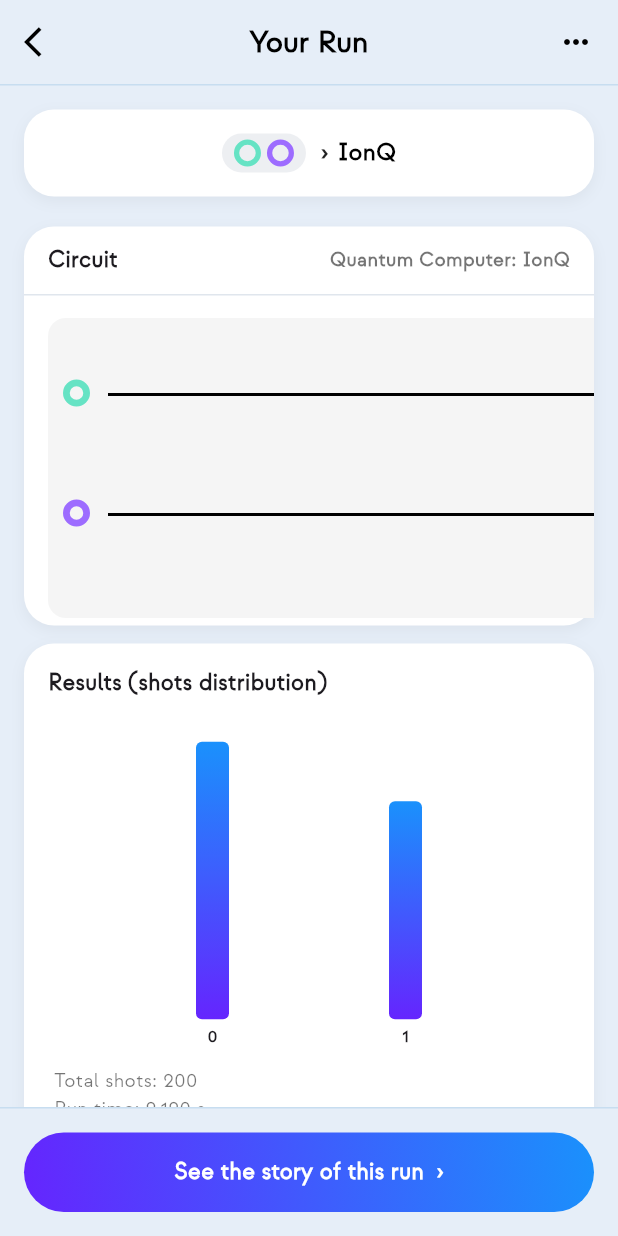
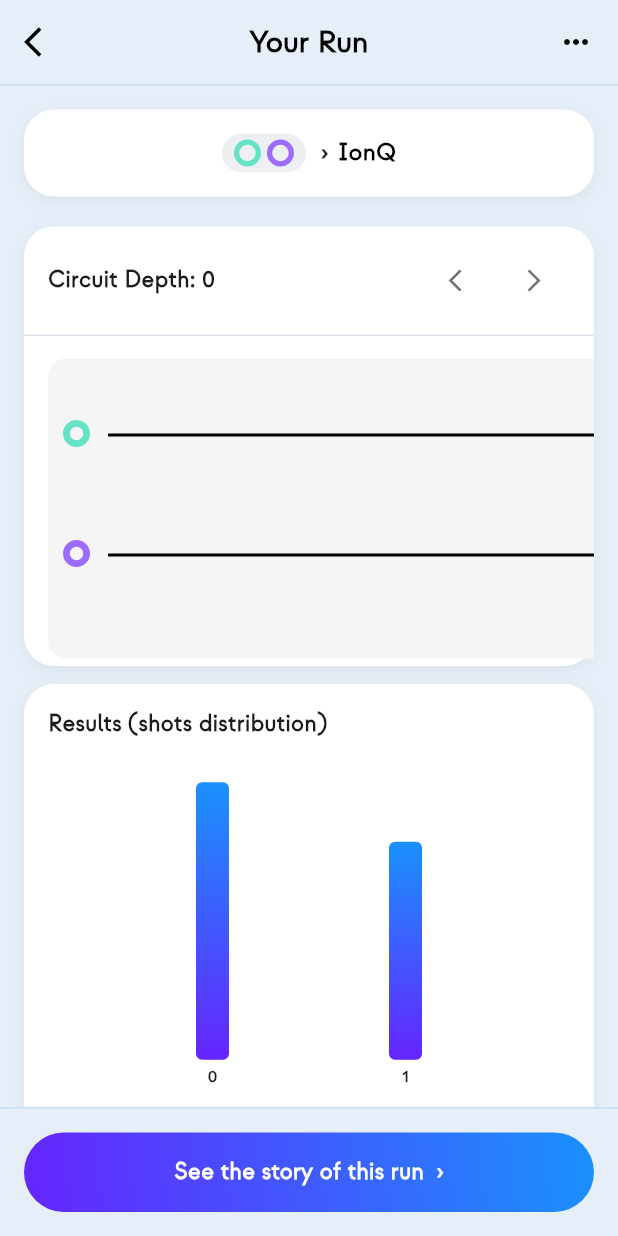
Before and after one commit to Qubi-App-Dev-Team/Qubi-Mobile-App, a Flutter app: the CircuitSection widget shown alone on an empty page, opened directly, after a tap on "Read Report", on a phone screen of 412 x 824 dp. Run offline on Flutter 3.47's test engine with Material 3 defaults, Android fonts, the phone set to English and light mode, and no system bars; drawn by our look-alikes of fl_chart; our stand-ins replace cloud_firestore, firebase_auth, firebase_core, flutter_dotenv, flutter_svg, youtube_player_flutter; missing offline and left inert: firebase_ui_auth, firebase_ui_oauth_google; accounts and stored records are empty; statements that could not run were skipped.

Commit message:
arrows for scrolling and depth and small frontend updates

```diff
--- a/qubi_app/lib/pages/home/components/circuit_section.dart
+++ b/qubi_app/lib/pages/home/components/circuit_section.dart
@@ -177,7 +177,7 @@ class _CircuitSectionState extends State<CircuitSection> {
             top: 10,
             bottom: 5,
           ),
-          child: const Row(
+          child: Row(
             mainAxisAlignment: MainAxisAlignment.spaceBetween,
             children: [
               Text(
@@ -188,10 +188,32 @@ class _CircuitSectionState extends State<CircuitSection> {
                   color: Colors.black,
                 ),
               ),
-              // Text(
-              //   'View all >',
-              //   style: TextStyle(fontSize: 15, color: Colors.black54),
-              // ),
+              Row(
+                children: [
+                  IconButton( // back scroll button
+                    icon: const Icon(Icons.arrow_back_ios, size: 18, color: Colors.black54),
+                    onPressed: () {
+                      final double newOffset = _scrollController.offset - 100;
+                      _scrollController.animateTo(
+                        newOffset.clamp(0, _scrollController.position.maxScrollExtent),
+                        duration: const Duration(milliseconds: 300),
+                        curve: Curves.easeInOut,
+                      );
+                    },
+                  ),
+                  IconButton( // forward scroll button
+                    icon: const Icon(Icons.arrow_forward_ios, size: 18, color: Colors.black54),
+                    onPressed: () {
+                      final double newOffset = _scrollController.offset + 100;
+                      _scrollController.animateTo(
+                        newOffset.clamp(0, _scrollController.position.maxScrollExtent),
+                        duration: const Duration(milliseconds: 300),
+                        curve: Curves.easeInOut,
+                      );
+                    },
+                  )
+                ]
+              )
             ],
           ),
         ),
@@ -215,20 +237,13 @@ class _CircuitSectionState extends State<CircuitSection> {
 
             return SizedBox (
               width: double.infinity,
-              child: Scrollbar(
-                controller: _scrollController,
-                thumbVisibility: circuitDepth <= 5 ? false : true,
-                thickness: 4,
-                radius: Radius.circular(8),
-                interactive: true,
-                child: SingleChildScrollView(
+              child: SingleChildScrollView(
                   controller: _scrollController,
                   scrollDirection: Axis.horizontal,
                   padding: const EdgeInsets.symmetric(horizontal: 16, vertical: 5),
                   physics: const BouncingScrollPhysics(),
                   child: CircuitView(gates: gates, circuitDepth: circuitDepth),
                 ),
-              )
             );
           },
         ),
--- a/qubi_app/lib/pages/home/run.dart
+++ b/qubi_app/lib/pages/home/run.dart
@@ -177,18 +177,36 @@ class _RunPageState extends State<RunPage> {
           child: Row(
             mainAxisAlignment: MainAxisAlignment.spaceBetween,
             children: [
-              const Text(
-                "Circuit",
-                style: TextStyle(fontSize: 15, fontWeight: FontWeight.w700),
+              Text(
+                "Circuit Depth: ${widget.circuitDepth}",
+                style: const TextStyle(fontSize: 15, fontWeight: FontWeight.w700),
               ),
-              Text(
-                "Quantum Computer: ${widget.execution.quantumComputer}",
-                style: const TextStyle(
-                  fontSize: 13,
-                  color: Colors.black54,
-                  fontWeight: FontWeight.w700,
-                ),
-              ),
+              Row(
+                children: [
+                  IconButton( // back scroll button
+                    icon: const Icon(Icons.arrow_back_ios, size: 18, color: Colors.black54),
+                    onPressed: () {
+                      final double newOffset = scrollController.offset - 200;
+                      scrollController.animateTo(
+                        newOffset.clamp(0, scrollController.position.maxScrollExtent),
+                        duration: const Duration(milliseconds: 300),
+                        curve: Curves.easeInOut,
+                      );
+                    },
+                  ),
+                  IconButton( // forward scroll button
+                    icon: const Icon(Icons.arrow_forward_ios, size: 18, color: Colors.black54),
+                    onPressed: () {
+                      final double newOffset = scrollController.offset + 200;
+                      scrollController.animateTo(
+                        newOffset.clamp(0, scrollController.position.maxScrollExtent),
+                        duration: const Duration(milliseconds: 300),
+                        curve: Curves.easeInOut,
+                      );
+                    },
+                  )
+                ]
+              )
             ],
           ),
         ),
@@ -196,21 +214,14 @@ class _RunPageState extends State<RunPage> {
         const Divider(color: Color(0xFFE0E6ED), height: 1),
         SizedBox(
           width: double.infinity,
-          child: Scrollbar(
-            controller: scrollController,
-            thumbVisibility: widget.circuitDepth <= 5 ? false : true,
-            thickness: 4,
-            radius: Radius.circular(8),
-            interactive: true,
-            child: SingleChildScrollView(
+          child: SingleChildScrollView(
               controller: scrollController,
               scrollDirection: Axis.horizontal,
               padding: const EdgeInsets.symmetric(horizontal: 16, vertical: 5),
               physics: const BouncingScrollPhysics(),
               child: CircuitView(gates: widget.gates, circuitDepth: widget.circuitDepth),
             ),
-          )
-        ),
+          ),
       ],
     ),
   );
@@ -328,16 +339,16 @@ class _RunPageState extends State<RunPage> {
                 Text(
                   "Total shots: $totalShots",
                   style: const TextStyle(
-                    fontSize: 13,
-                    color: Colors.black54,
+                    fontSize: 15,
+                    color: Colors.black,
                     fontWeight: FontWeight.w500,
                   ),
                 ),
                 Text(
                   "Run time: $runTime",
                   style: const TextStyle(
-                    fontSize: 13,
-                    color: Colors.black54,
+                    fontSize: 15,
+                    color: Colors.black,
                     fontWeight: FontWeight.w500,
                   ),
                 ),
```
